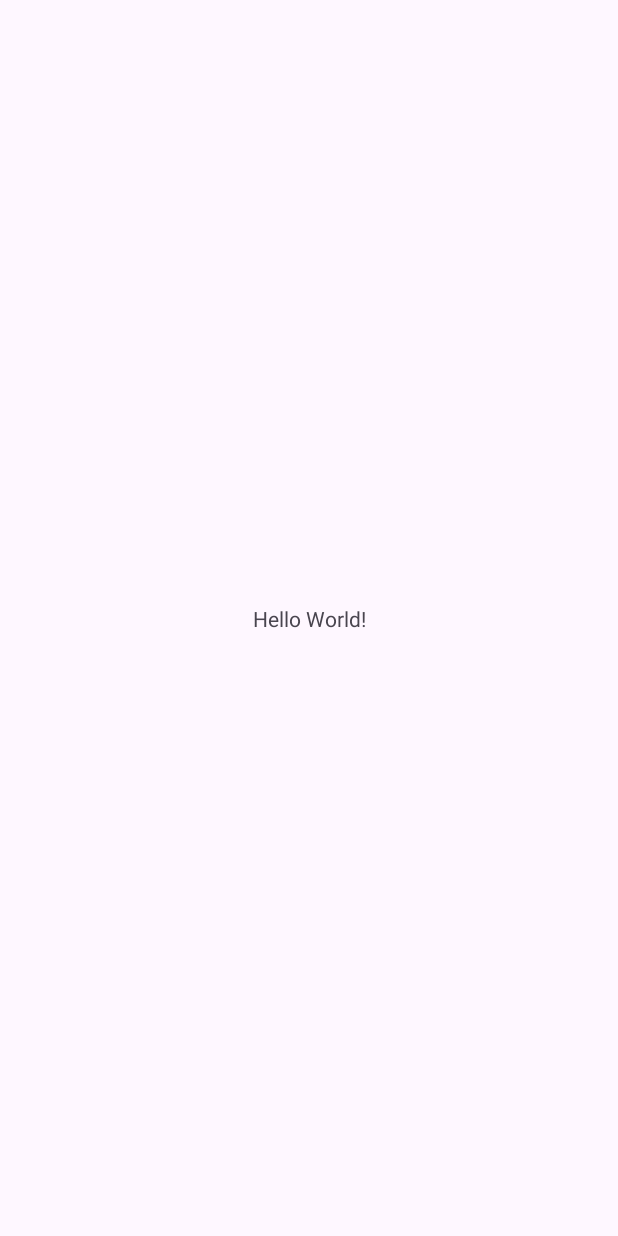
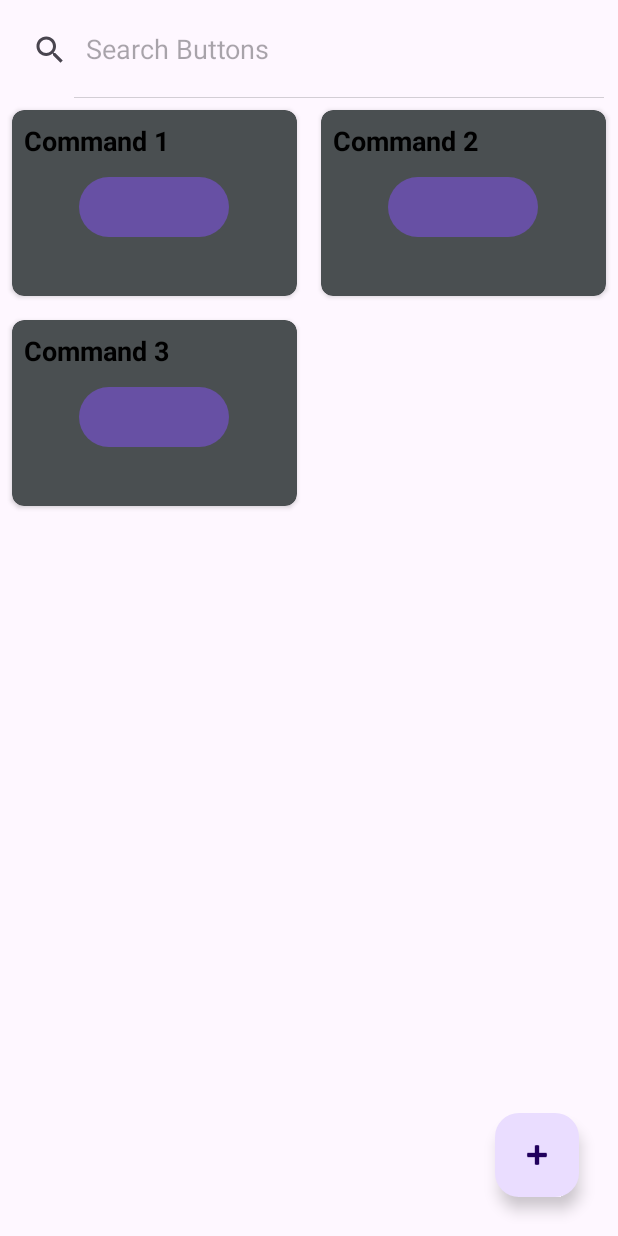
Before and after one commit to erlonbie/DevTITANS-Projeto-IR, an Android app: the screen it shows after launch (MainActivity), on a phone screen of 412 x 824 dp. Before the commit the screen is almost empty. Run offline under Robolectric (Android 15) with nearby library versions, the phone set to English and light mode, and no system bars; our stand-ins replace Room's generated code.

Commit message:
Added Database, basic of UI and logic navigation

```diff
--- a/aplication/IRApp/app/src/main/AndroidManifest.xml
+++ b/aplication/IRApp/app/src/main/AndroidManifest.xml
@@ -13,6 +13,9 @@
         android:theme="@style/Theme.IRApp"
         tools:targetApi="31">
         <activity
+            android:name=".AddIRCommand"
+            android:exported="false" />
+        <activity
             android:name=".MainActivity"
             android:exported="true">
             <intent-filter>
--- /dev/null
+++ b/aplication/IRApp/app/src/main/java/com/wax/irapp/IRCommandViewModel.kt
@@ -0,0 +1,45 @@
+package com.wax.irapp
+
+import android.app.Application
+import androidx.lifecycle.AndroidViewModel
+import androidx.lifecycle.LiveData
+import androidx.lifecycle.MutableLiveData
+import androidx.lifecycle.viewModelScope
+import com.wax.irapp.database.IRCommandDatabase
+import com.wax.irapp.database.IRCommandRepository
+import com.wax.irapp.models.IRCommand
+import kotlinx.coroutines.Dispatchers
+import kotlinx.coroutines.launch
+
+class IRCommandViewModel(application: Application) : AndroidViewModel(application) {
+
+    private val repository : IRCommandRepository
+
+    val allCommands : LiveData<List<IRCommand>>
+
+    val commandsTest = MutableLiveData<List<IRCommand>>().apply {
+        value = listOf(
+            IRCommand(1, "Command 1", "Code 1", ""),
+            IRCommand(2, "Command 2", "Code 2", ""),
+            IRCommand(3, "Command 3", "Code 3", "")
+        )
+    }
+
+    init {
+        val dao = IRCommandDatabase.getDatabase(application).getNoteDao()
+        repository = IRCommandRepository(dao)
+        allCommands = repository.allCommands
+    }
+    fun deleteCommand(irCommand: IRCommand) = viewModelScope.launch(Dispatchers.IO) {
+        repository.delete(irCommand)
+    }
+
+    fun insertCommand(irCommand: IRCommand) = viewModelScope.launch(Dispatchers.IO) {
+        repository.insert(irCommand)
+    }
+
+    fun updateCommand(irCommand: IRCommand) = viewModelScope.launch(Dispatchers.IO) {
+        repository.update(irCommand)
+    }
+
+}
--- a/aplication/IRApp/app/src/main/java/com/wax/irapp/MainActivity.kt
+++ b/aplication/IRApp/app/src/main/java/com/wax/irapp/MainActivity.kt
@@ -1,20 +1,122 @@
 package com.wax.irapp
 
+import android.app.Activity
+import android.content.Intent
 import android.os.Bundle
-import androidx.activity.enableEdgeToEdge
+import android.view.MenuItem
+import android.widget.LinearLayout
+import android.widget.PopupMenu
+import android.widget.SearchView
+import androidx.activity.result.contract.ActivityResultContracts
 import androidx.appcompat.app.AppCompatActivity
-import androidx.core.view.ViewCompat
-import androidx.core.view.WindowInsetsCompat
+import androidx.cardview.widget.CardView
+import androidx.lifecycle.ViewModelProvider
+import androidx.recyclerview.widget.StaggeredGridLayoutManager
+import com.wax.irapp.adapter.IRCommandAdapter
+import com.wax.irapp.database.IRCommandDatabase
+import com.wax.irapp.databinding.ActivityMainBinding
+import com.wax.irapp.models.IRCommand
 
-class MainActivity : AppCompatActivity() {
+class MainActivity : AppCompatActivity(), IRCommandAdapter.IRCommandClickListener, PopupMenu.OnMenuItemClickListener {
+
+    private lateinit var binding: ActivityMainBinding
+    private lateinit var database: IRCommandDatabase
+    lateinit var viewModel: IRCommandViewModel
+    lateinit var adapter: IRCommandAdapter
+    lateinit var selectedIRCommand: IRCommand
+
+    private val updateIRCommand = registerForActivityResult(ActivityResultContracts.StartActivityForResult()){result ->
+        if (result.resultCode == Activity.RESULT_OK){
+            val irCommand = result.data?.getSerializableExtra("note") as? IRCommand
+            if (irCommand!= null){
+
+                viewModel.updateCommand(irCommand)
+            }
+        }
+    }
+
     override fun onCreate(savedInstanceState: Bundle?) {
         super.onCreate(savedInstanceState)
-        enableEdgeToEdge()
-        setContentView(R.layout.activity_main)
-        ViewCompat.setOnApplyWindowInsetsListener(findViewById(R.id.main)) { v, insets ->
-            val systemBars = insets.getInsets(WindowInsetsCompat.Type.systemBars())
-            v.setPadding(systemBars.left, systemBars.top, systemBars.right, systemBars.bottom)
-            insets
+
+        binding = ActivityMainBinding.inflate(layoutInflater)
+        setContentView(binding.root)
+
+        //Initialize the UI
+        initUI()
+
+        viewModel = ViewModelProvider(this,
+            ViewModelProvider.AndroidViewModelFactory.getInstance(application)).get(IRCommandViewModel::class.java)
+
+        viewModel.commandsTest.observe(this) { list ->
+            list?.let {
+                adapter.updateList(list)
+            }
         }
+
+        database = IRCommandDatabase.getDatabase(this)
+    }
+
+    private fun initUI() {
+        binding.recyclerView.setHasFixedSize(true)
+        binding.recyclerView.layoutManager = StaggeredGridLayoutManager(2, LinearLayout.VERTICAL)
+        adapter = IRCommandAdapter(this,this)
+        binding.recyclerView.adapter = adapter
+
+        val getContent = registerForActivityResult(ActivityResultContracts.StartActivityForResult()){ result ->
+            if (result.resultCode == Activity.RESULT_OK){
+
+                val irCommand = result.data?.getSerializableExtra("irCommand") as? IRCommand
+                if (irCommand != null){
+                    viewModel.insertCommand(irCommand)
+                }
+            }
+        }
+
+        binding.fbAddNote.setOnClickListener {
+            val intent = Intent(this, AddIRCommand::class.java)
+            getContent.launch(intent)
+        }
+
+        binding.searchView.setOnQueryTextListener(object : SearchView.OnQueryTextListener{
+            override fun onQueryTextSubmit(p0: String?): Boolean {
+                return false
+            }
+
+            override fun onQueryTextChange(newText: String?): Boolean {
+                if (newText!= null){
+                    adapter.filterList(newText)
+                }
+                return true
+            }
+
+        })
+    }
+
+    override fun onItemClicked(irCommand: IRCommand) {
+        val intent = Intent(this@MainActivity, AddIRCommand::class.java)
+        intent.putExtra("current_note", irCommand)
+        updateIRCommand.launch(intent)
+
+    }
+
+    override fun onLongItemClicked(irCommand: IRCommand, cardView: CardView) {
+        selectedIRCommand = irCommand
+        popUpDisplay(cardView)
+    }
+
+    private fun popUpDisplay(cardView: CardView) {
+        val popup = PopupMenu(this,cardView)
+        popup.setOnMenuItemClickListener(this@MainActivity)
+        popup.inflate(R.menu.pop_up_menu)
+        popup.show()
+    }
+
+    override fun onMenuItemClick(item: MenuItem?): Boolean {
+
+        if (item?.itemId == R.id.delete_ircommand){
+            viewModel.deleteCommand(selectedIRCommand)
+            return true
+        }
+        return false
     }
 }
--- /dev/null
+++ b/aplication/IRApp/app/src/main/java/com/wax/irapp/adapter/IRCommandAdapter.kt
@@ -0,0 +1,91 @@
+package com.wax.irapp.adapter
+
+import android.content.Context
+import android.provider.CalendarContract.Colors
+import android.view.LayoutInflater
+import android.view.View
+import android.view.ViewGroup
+import android.widget.Button
+import android.widget.TextView
+import androidx.cardview.widget.CardView
+import androidx.recyclerview.widget.RecyclerView
+import com.wax.irapp.R
+import com.wax.irapp.models.IRCommand
+
+class IRCommandAdapter(private val context: Context, val listener : IRCommandClickListener) : RecyclerView.Adapter<IRCommandAdapter.IRCommandViewHolder>() {
+
+    private val irCommandList = ArrayList<IRCommand>()
+    private val fullList = ArrayList<IRCommand>()
+
+    override fun onCreateViewHolder(
+        parent: ViewGroup,
+        viewType: Int
+    ): IRCommandViewHolder {
+        return IRCommandViewHolder(
+            LayoutInflater.from(parent.context).inflate(R.layout.list_item, parent, false)
+        )
+    }
+
+    override fun onBindViewHolder(holder: IRCommandAdapter.IRCommandViewHolder, position: Int) {
+
+        val currentIRCommand = irCommandList[position]
+        holder.title.text = currentIRCommand.title
+        holder.title.isSelected = true
+
+        holder.date.text = currentIRCommand.date
+        holder.date.isSelected = true
+
+        holder.irCommandLayout.setCardBackgroundColor(holder.itemView.resources.getColor(R.color.grey,null))
+
+        holder.irCommandLayout.setOnClickListener{
+            listener.onItemClicked(irCommandList[holder.adapterPosition])
+        }
+
+        holder.irCommandLayout.setOnLongClickListener{
+            listener.onLongItemClicked(irCommandList[holder.adapterPosition],holder.irCommandLayout)
+            true
+        }
+
+    }
+
+    fun updateList(newList : List<IRCommand>){
+
+        fullList.clear()
+        fullList.addAll(newList)
+
+        irCommandList.clear()
+        irCommandList.addAll(fullList)
+
+        notifyDataSetChanged()
+    }
+
+    fun filterList(search:String){
+        irCommandList.clear()
+
+        for (item in fullList){
+            if (item.title?.lowercase()?.contains(search.lowercase()) == true){
+                irCommandList.add(item)
+            }
+        }
+
+        notifyDataSetChanged()
+    }
+
+    override fun getItemCount(): Int {
+        irCommandList.size.also { return it }
+    }
+
+    class IRCommandViewHolder(itemView: View) : RecyclerView.ViewHolder(itemView) {
+        val irCommandLayout = itemView.findViewById<CardView>(R.id.card_layout)
+        val title = itemView.findViewById<TextView>(R.id.tv_title)
+        val button = itemView.findViewById<Button>(R.id.btn_send_command)
+        val date = itemView.findViewById<TextView>(R.id.tv_date)
+
+    }
+
+    interface IRCommandClickListener{
+
+        fun onItemClicked(irCommand: IRCommand)
+        fun onLongItemClicked(irCommand: IRCommand, cardView: CardView)
+    }
+}
--- /dev/null
+++ b/aplication/IRApp/app/src/main/java/com/wax/irapp/database/IRCommandDAO.kt
@@ -0,0 +1,26 @@
+package com.wax.irapp.database
+
+import androidx.lifecycle.LiveData
+import androidx.room.Dao
+import androidx.room.Delete
+import androidx.room.Insert
+import androidx.room.OnConflictStrategy
+import androidx.room.Query
+import com.wax.irapp.models.IRCommand
+
+@Dao
+interface IRCommandDAO {
+
+    @Insert(onConflict = OnConflictStrategy.REPLACE)
+    suspend fun insert(irCommand: IRCommand)
+
+    @Delete
+    suspend fun delete(irCommand: IRCommand)
+
+    @Query("Select * from ir_command_table order by id ASC")
+    fun getAllNotes(): LiveData<List<IRCommand>>
+
+    @Query("UPDATE ir_command_table SET title = :title, code = :code WHERE id = :id")
+    suspend fun update(id: Int?, title: String?, code: String?)
+
+}
--- /dev/null
+++ b/aplication/IRApp/app/src/main/java/com/wax/irapp/database/IRCommandDatabase.kt
@@ -0,0 +1,35 @@
+package com.wax.irapp.database
+
+import android.content.Context
+import androidx.room.Database
+import androidx.room.Room
+import androidx.room.RoomDatabase
+import com.wax.irapp.models.IRCommand
+
+@Database(entities = arrayOf(IRCommand::class), version = 1, exportSchema = false)
+abstract class IRCommandDatabase : RoomDatabase() {
+
+    abstract fun getNoteDao() : IRCommandDAO
+
+    companion object{
+
+        @Volatile
+        private var INSTANCE : IRCommandDatabase? = null
+
+        fun getDatabase(context : Context) : IRCommandDatabase{
+            return INSTANCE ?: synchronized(this){
+
+                val instance = Room.databaseBuilder(
+                    context.applicationContext,
+                    IRCommandDatabase::class.java,
+                    "ir_command_database"
+                ).build()
+
+                INSTANCE = instance
+
+                instance
+            }
+        }
+    }
+
+}
--- /dev/null
+++ b/aplication/IRApp/app/src/main/java/com/wax/irapp/database/IRCommandRepository.kt
@@ -0,0 +1,23 @@
+package com.wax.irapp.database
+
+import androidx.lifecycle.LiveData
+import com.wax.irapp.models.IRCommand
+
+class IRCommandRepository(private val irCommandDAO: IRCommandDAO) {
+
+    val allCommands: LiveData<List<IRCommand>> = irCommandDAO.getAllNotes()
+
+
+
+    suspend fun insert(irCommand: IRCommand) {
+        irCommandDAO.insert(irCommand)
+    }
+
+    suspend fun delete(irCommand: IRCommand) {
+        irCommandDAO.delete(irCommand)
+    }
+
+    suspend fun update(irCommand: IRCommand) {
+        irCommandDAO.update(irCommand.id, irCommand.title, irCommand.code)
+    }
+}
--- /dev/null
+++ b/aplication/IRApp/app/src/main/java/com/wax/irapp/models/IRCommand.kt
@@ -0,0 +1,14 @@
+package com.wax.irapp.models
+
+import androidx.room.ColumnInfo
+import androidx.room.Entity
+import androidx.room.PrimaryKey
+import java.io.Serializable
+
+@Entity(tableName = "ir_command_table")
+data class IRCommand(
+    @PrimaryKey(autoGenerate = true) val id: Int?,
+    @ColumnInfo(name = "title") val title: String?,
+    @ColumnInfo(name = "code") val code: String?,
+    @ColumnInfo(name = "date") val date: String?
+) : Serializable
--- /dev/null
+++ b/aplication/IRApp/app/src/main/res/drawable/baseline_add_24.xml
@@ -0,0 +1,5 @@
+<vector android:height="24dp" android:tint="#000000"
+    android:viewportHeight="24" android:viewportWidth="24"
+    android:width="24dp" xmlns:android="http://schemas.android.com/apk/res/android">
+    <path android:fillColor="@android:color/white" android:pathData="M19,13h-6v6h-2v-6H5v-2h6V5h2v6h6v2z"/>
+</vector>
--- /dev/null
+++ b/aplication/IRApp/app/src/main/res/drawable/baseline_arrow_back_24.xml
@@ -0,0 +1,5 @@
+<vector android:autoMirrored="true" android:height="24dp"
+    android:tint="#000000" android:viewportHeight="24"
+    android:viewportWidth="24" android:width="24dp" xmlns:android="http://schemas.android.com/apk/res/android">
+    <path android:fillColor="@android:color/white" android:pathData="M20,11H7.83l5.59,-5.59L12,4l-8,8 8,8 1.41,-1.41L7.83,13H20v-2z"/>
+</vector>
--- /dev/null
+++ b/aplication/IRApp/app/src/main/res/drawable/baseline_check_24.xml
@@ -0,0 +1,5 @@
+<vector android:height="24dp" android:tint="#000000"
+    android:viewportHeight="24" android:viewportWidth="24"
+    android:width="24dp" xmlns:android="http://schemas.android.com/apk/res/android">
+    <path android:fillColor="@android:color/white" android:pathData="M9,16.17L4.83,12l-1.42,1.41L9,19 21,7l-1.41,-1.41z"/>
+</vector>
--- a/aplication/IRApp/app/src/main/res/layout/activity_main.xml
+++ b/aplication/IRApp/app/src/main/res/layout/activity_main.xml
@@ -1,19 +1,47 @@
-<?xml version="1.0" encoding="utf-8"?>
 <androidx.constraintlayout.widget.ConstraintLayout xmlns:android="http://schemas.android.com/apk/res/android"
     xmlns:app="http://schemas.android.com/apk/res-auto"
     xmlns:tools="http://schemas.android.com/tools"
-    android:id="@+id/main"
     android:layout_width="match_parent"
     android:layout_height="match_parent"
     tools:context=".MainActivity">
 
-    <TextView
-        android:layout_width="wrap_content"
-        android:layout_height="wrap_content"
-        android:text="Hello World!"
-        app:layout_constraintBottom_toBottomOf="parent"
+    <SearchView
+        android:id="@+id/searchView"
+        android:layout_width="match_parent"
+        android:layout_height="?attr/actionBarSize"
+        android:layout_margin="1dp"
+        android:elevation="8dp"
+        android:iconifiedByDefault="false"
+        android:queryHint="Search Buttons"
         app:layout_constraintEnd_toEndOf="parent"
         app:layout_constraintStart_toStartOf="parent"
         app:layout_constraintTop_toTopOf="parent" />
 
+
+    <androidx.recyclerview.widget.RecyclerView
+        android:id="@+id/recycler_view"
+        android:layout_width="match_parent"
+        android:layout_height="0dp"
+        app:layout_constraintBottom_toBottomOf="parent"
+        app:layout_constraintEnd_toEndOf="parent"
+        app:layout_constraintHorizontal_bias="1.0"
+        app:layout_constraintStart_toStartOf="parent"
+        app:layout_constraintTop_toBottomOf="@+id/searchView"
+        app:layout_constraintVertical_bias="0.0"
+        tools:listitem="@layout/list_item">
+
+    </androidx.recyclerview.widget.RecyclerView>
+
+    <com.google.android.material.floatingactionbutton.FloatingActionButton
+        android:id="@+id/fb_add_note"
+        android:layout_width="wrap_content"
+        android:layout_height="wrap_content"
+        android:layout_marginEnd="26dp"
+        android:layout_marginBottom="26dp"
+        android:clickable="true"
+        android:src="@android:drawable/ic_input_add"
+        app:layout_constraintBottom_toBottomOf="parent"
+        app:layout_constraintEnd_toEndOf="parent"
+        android:contentDescription="TODO" />
+
 </androidx.constraintlayout.widget.ConstraintLayout>
--- /dev/null
+++ b/aplication/IRApp/app/src/main/res/layout/list_item.xml
@@ -0,0 +1,66 @@
+<?xml version="1.0" encoding="utf-8"?>
+<androidx.cardview.widget.CardView xmlns:android="http://schemas.android.com/apk/res/android"
+    android:id="@+id/card_layout"
+    android:layout_width="match_parent"
+    android:layout_height="wrap_content"
+    xmlns:app="http://schemas.android.com/apk/res-auto"
+    android:layout_margin="8dp"
+    android:background="@color/white"
+    app:cardCornerRadius="8dp"
+    android:elevation="8dp">
+
+    <LinearLayout
+        android:layout_width="match_parent"
+        android:layout_height="wrap_content"
+        android:orientation="vertical">
+
+        <RelativeLayout
+            android:layout_width="match_parent"
+            android:layout_height="wrap_content">
+
+            <TextView
+                android:id="@+id/tv_title"
+                android:layout_width="match_parent"
+                android:layout_height="wrap_content"
+                android:layout_alignParentStart="true"
+                android:ellipsize="marquee"
+                android:marqueeRepeatLimit="marquee_forever"
+                android:padding="8dp"
+                android:scrollHorizontally="true"
+                android:singleLine="true"
+                android:text="Title"
+                android:textColor="@color/black"
+                android:textSize="18sp"
+                android:textStyle="bold">
+
+            </TextView>
+
+        </RelativeLayout>
+
+        <Button
+            android:id="@+id/btn_send_command"
+            android:layout_width="100dp"
+            android:layout_height="wrap_content"
+            android:layout_gravity="center"
+            />
+
+        <TextView
+            android:id="@+id/tv_date"
+            android:layout_width="match_parent"
+            android:layout_height="wrap_content"
+            android:singleLine="true"
+            android:ellipsize="marquee"
+            android:marqueeRepeatLimit="marquee_forever"
+            android:scrollHorizontally="true"
+            android:maxLines="10"
+            android:padding="8dp"
+            android:text="Date"
+            android:textColor="@color/grey"
+            android:textSize="14sp"
+            android:textStyle="normal">
+
+        </TextView>
+        -->
+    </LinearLayout>
+
+</androidx.cardview.widget.CardView>
--- /dev/null
+++ b/aplication/IRApp/app/src/main/res/menu/pop_up_menu.xml
@@ -0,0 +1,9 @@
+<?xml version="1.0" encoding="utf-8"?>
+<menu xmlns:android="http://schemas.android.com/apk/res/android">
+
+    <item android:id="@+id/delete_ircommand"
+        android:title="Delete">
+
+    </item>
+
+</menu>
--- a/aplication/IRApp/app/src/main/res/values/colors.xml
+++ b/aplication/IRApp/app/src/main/res/values/colors.xml
@@ -2,4 +2,5 @@
 <resources>
     <color name="black">#FF000000</color>
     <color name="white">#FFFFFFFF</color>
+    <color name="grey">#4A4F51</color>
 </resources>
--- a/aplication/IRApp/build.gradle.kts
+++ b/aplication/IRApp/build.gradle.kts
@@ -1,5 +1,8 @@
 // Top-level build file where you can add configuration options common to all sub-projects/modules.
 plugins {
     alias(libs.plugins.android.application) apply false
+    id("com.android.library") version "8.5.1" apply false
+    id("com.google.devtools.ksp") version "1.9.10-1.0.13" apply false
     alias(libs.plugins.jetbrains.kotlin.android) apply false
+
 }
```
Also changed, not shown: aplication/IRApp/app/build.gradle.kts (+19 -6 lines), aplication/IRApp/app/src/main/java/com/wax/irapp/AddIRCommand.kt (added, +14 -0 lines), aplication/IRApp/app/src/main/res/layout/activity_add_ir_command.xml (added, +61 -0 lines), aplication/IRApp/gradle/libs.versions.toml (+21 -0 lines).
